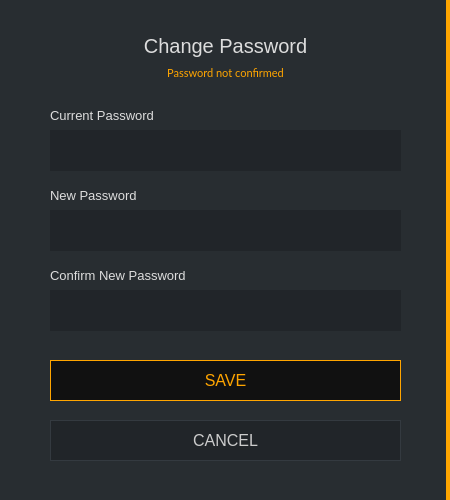
Above: src/gui/ui/changepassworddialog.ui from ConcealNetwork/conceal-desktop before the change. Below: the same form after it.
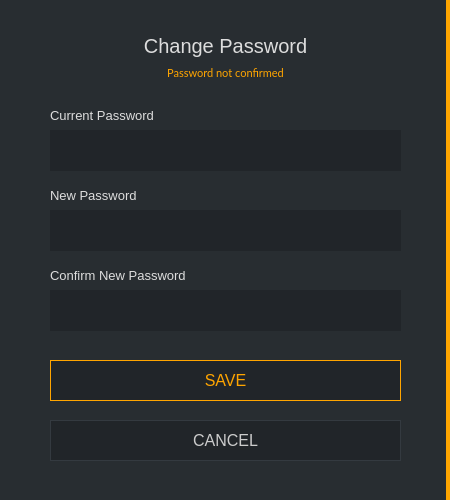
That is the form after the change.

Commit message: Change button background color

The edit to the form file:
```diff
--- a/src/gui/ui/changepassworddialog.ui
+++ b/src/gui/ui/changepassworddialog.ui
@@ -287,7 +287,7 @@
        </font>
       </property>
       <property name="styleSheet">
-       <string notr="true">QPushButton#m_okButton {color: orange; background-color: #111111; border: 1px solid orange; font-size: 16px;}
+       <string notr="true">QPushButton#m_okButton {color: orange; background-color: #212529; border: 1px solid orange; font-size: 16px;}
 
 QPushButton#m_okButton:hover {color: orange; background-color: #111111; border: 2px solid orange; font-size: 16px;}</string>
       </property>
```
Left out of the diff: 2 changed lines with no effect on the pictures. The commit also changes 21 other files.
